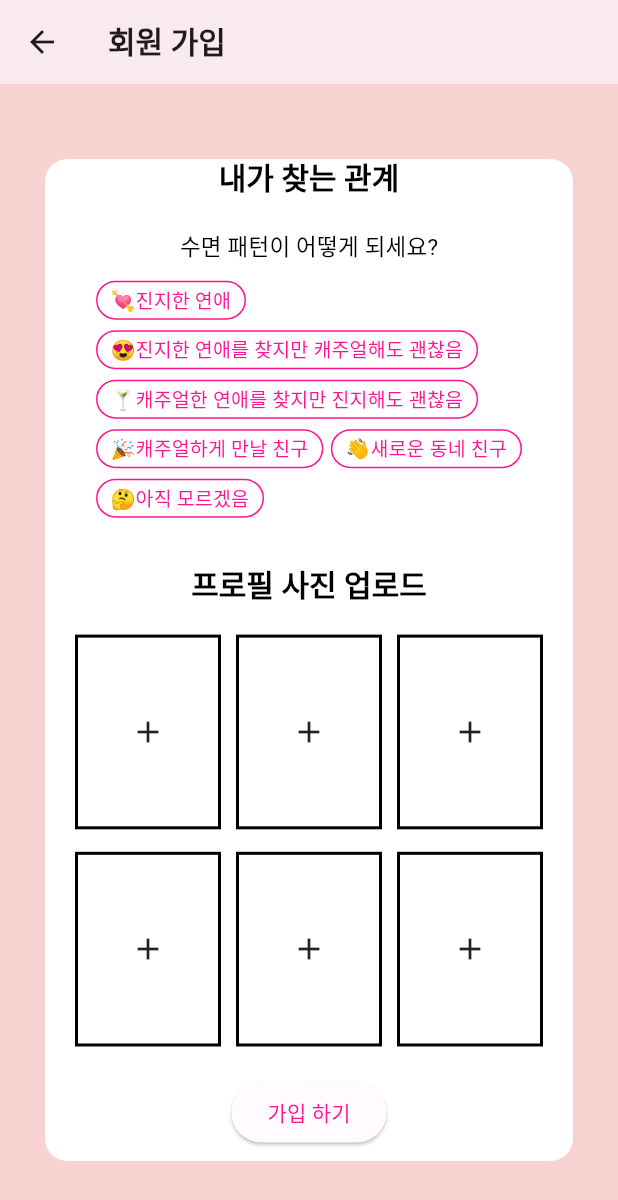
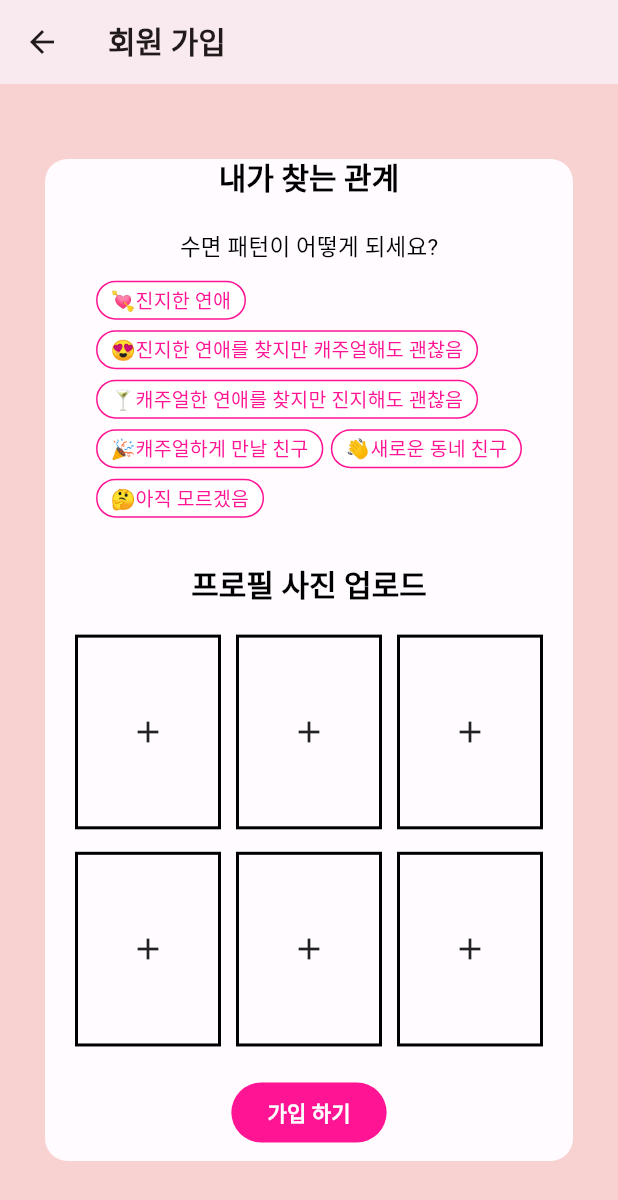
Before and after one commit to ohinhyuk/gather-handong, a Flutter app: the screen it shows once a user with an empty profile is signed in, scrolled down 3425 dp, on a phone screen of 412 x 824 dp. Shown: the top 1200 px of the screen. Run offline on Flutter 3.47's test engine with Material 2 defaults, Android fonts, the light colour scheme and no system bars; our stand-ins replace card_swiper, cloud_firestore, convex_bottom_bar, firebase_auth, firebase_core, firebase_storage and 5 more; missing offline and left inert: autocomplete_textfield, dart:ffi, flash_card, shadow_overlay; accounts and stored records are empty.

Commit message:
:art: style : 다크 모드 색상 지정 및 컴포넌트 적용

```diff
--- a/gather_handong/lib/components/GridButtons.dart
+++ b/gather_handong/lib/components/GridButtons.dart
@@ -28,7 +28,7 @@ class GridButtons extends StatelessWidget {
               ),
             ),
             style: OutlinedButton.styleFrom(
-              backgroundColor: Colors.white,
+              backgroundColor: Theme.of(context).colorScheme.tertiary,
               side: BorderSide(
                 width: 1.0,
                 color: Theme.of(context).colorScheme.primary,
--- a/gather_handong/lib/components/GridButtonsSignup.dart
+++ b/gather_handong/lib/components/GridButtonsSignup.dart
@@ -75,7 +75,7 @@ class _GridButtonsSignup extends State<GridButtonsSignup> {
                       ),
                     ),
                     style: OutlinedButton.styleFrom(
-                      backgroundColor: Colors.white,
+                      backgroundColor: Theme.of(context).colorScheme.tertiary,
                       side: BorderSide(
                         width: 1.0,
                         color: Theme.of(context).colorScheme.primary,
--- a/gather_handong/lib/signup.dart
+++ b/gather_handong/lib/signup.dart
@@ -326,7 +326,7 @@ class _SignUpPage extends State<SignUpPage> {
             padding: EdgeInsets.only(left: 30, right: 30, top: 50, bottom: 50),
             child: Container(
               decoration: BoxDecoration(
-                color: Colors.white,
+                color: Theme.of(context).colorScheme.surface,
                 borderRadius: BorderRadius.circular(
                     15.0), // 테두리를 round 처리하기 위한 BorderRadius 설정
               ),
@@ -531,7 +531,7 @@ class _SignUpPage extends State<SignUpPage> {
                   ImageGrid(),
 
                   Center(
-                    child: ElevatedButton(
+                    child: FilledButton(
                       onPressed: () => {
                         Navigator.pushNamed(context, "/"),
                         FirebaseController.myUserAdd(myUser(
@@ -552,7 +552,11 @@ class _SignUpPage extends State<SignUpPage> {
                           likes: [],
                         ))
                       },
-                        child: Text('가입 하기')),
+                      child: Text(
+                        '가입 하기',
+                        style: TextStyle(fontWeight: FontWeight.w700),
+                      ),
+                    ),
                   ),
 
                   // Center(child: Text('나의 라이프 스타일을 추가해주세요😀' , style: Theme.of(context).textTheme.titleLarge?.copyWith(
--- a/gather_handong/lib/theme/theme.dart
+++ b/gather_handong/lib/theme/theme.dart
@@ -10,7 +10,7 @@ const lightColorScheme = ColorScheme(
   onSecondary: Color(0xFFFFFFFF),
   secondaryContainer: Color(0xFFF2D7FF), // custom
   onSecondaryContainer: Color(0xFF400010),
-  tertiary: Color(0xFF845400),
+  tertiary: Color(0xFFFFFFFF),
   onTertiary: Color(0xFFFFFFFF),
   tertiaryContainer: Color(0xFFFFDDB5),
   onTertiaryContainer: Color(0xFF2A1800),
@@ -28,21 +28,21 @@ const lightColorScheme = ColorScheme(
   onInverseSurface: Color(0xFFFBEEEE),
   inverseSurface: Color(0xFF362F2F),
   inversePrimary: Color(0xFFFFB2BA),
-  shadow: Color(0xFF000000),
+  shadow: Color(0xFF7C7879),
   surfaceTint: Color(0xFFB52045),
 );
 
 const darkColorScheme = ColorScheme(
   brightness: Brightness.dark,
-  primary: Color(0xFFFFB2BA),
+  primary: Color(0xFFFFB2BA), //
   onPrimary: Color(0xFF670020),
-  primaryContainer: Color(0xFF910030),
+  primaryContainer: Color(0xFF132F4C),
   onPrimaryContainer: Color(0xFFFFD9DC),
-  secondary: Color(0xFFFFB2B9),
+  secondary: Color(0xFF132F4C),
   onSecondary: Color(0xFF5F1222),
   secondaryContainer: Color(0xFF7D2937),
   onSecondaryContainer: Color(0xFFFFDADC),
-  tertiary: Color(0xFFFFB958),
+  tertiary: Color(0xFF1a4568),
   onTertiary: Color(0xFF462B00),
   tertiaryContainer: Color(0xFF643F00),
   onTertiaryContainer: Color(0xFFFFDDB5),
@@ -50,9 +50,9 @@ const darkColorScheme = ColorScheme(
   errorContainer: Color(0xFF93000A),
   onError: Color(0xFF690005),
   onErrorContainer: Color(0xFFFFDAD6),
-  background: Color(0xFF201A1A),
+  background: Color(0xFF0A1929),
   onBackground: Color(0xFFECE0E0),
-  surface: Color(0xFF201A1A),
+  surface: Color(0xFF1a4568),
   onSurface: Color(0xFFECE0E0),
   surfaceVariant: Color(0xFF524344),
   onSurfaceVariant: Color(0xFFD7C1C2),
@@ -60,6 +60,6 @@ const darkColorScheme = ColorScheme(
   onInverseSurface: Color(0xFF201A1A),
   inverseSurface: Color(0xFFECE0E0),
   inversePrimary: Color(0xFFB52045),
-  shadow: Color(0xFF000000),
+  shadow: Color(0xFFC3C3C3),
   surfaceTint: Color(0xFFFFB2BA),
 );
```
Also changed, not shown: gather_handong/lib/home.dart (+9 -3 lines). Lines whose indentation alone changed are shown as unchanged.
